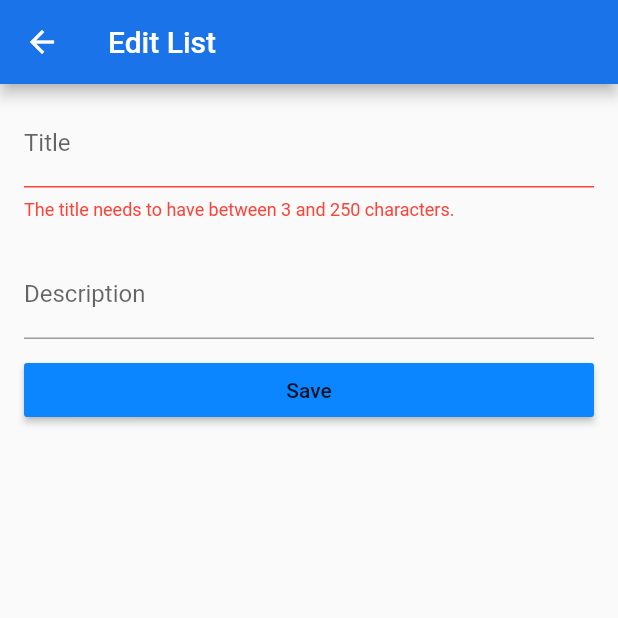
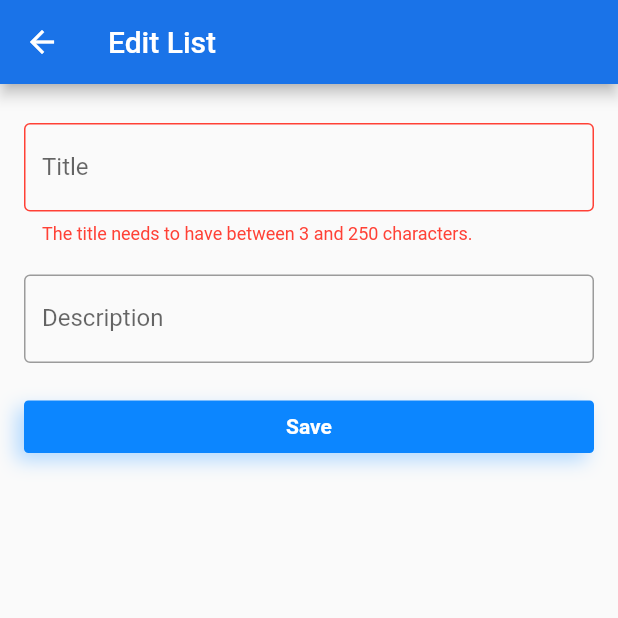
Before and after one commit to go-vikunja/app, a Flutter app: the ListEditPage screen opened directly with empty values, after a tap on "Save", on a phone screen of 412 x 824 dp, the top half of it. Run offline on Flutter 3.47's test engine with Material 2 defaults, Android fonts, the phone set to English and light mode, and no system bars; our stand-ins replace flutter_secure_storage; accounts and stored records are empty.

Commit message:
List edit design improvements (#27)

```diff
--- a/lib/pages/list_edit_page.dart
+++ b/lib/pages/list_edit_page.dart
@@ -1,6 +1,8 @@
 import 'package:flutter/material.dart';
 import 'package:vikunja_app/global.dart';
 import 'package:vikunja_app/models/list.dart';
+import 'package:vikunja_app/theme/button.dart';
+import 'package:vikunja_app/theme/buttonText.dart';
 
 class ListEditPage extends StatefulWidget {
   final TaskList list;
@@ -27,7 +29,7 @@ class _ListEditPageState extends State<ListEditPage> {
           child: Form(
             key: _formKey,
             child: ListView(
-                          padding: const EdgeInsets.symmetric(horizontal: 16.0),
+              padding: const EdgeInsets.all(16.0),
               children: <Widget>[
                 Padding(
                   padding: EdgeInsets.symmetric(vertical: 10.0),
@@ -43,7 +45,10 @@ class _ListEditPageState extends State<ListEditPage> {
                       return null;
                     },
                     decoration:
-                                    new InputDecoration(labelText: 'Title'),
+                      new InputDecoration(
+                        labelText: 'Title',
+                        border: OutlineInputBorder(),
+                      ),
                   ),
                 ),
                 Padding(
@@ -52,8 +57,7 @@ class _ListEditPageState extends State<ListEditPage> {
                     maxLines: null,
                     keyboardType: TextInputType.multiline,
                     initialValue: widget.list.description,
-                                onSaved: (description) =>
-                                    _description = description,
+                    onSaved: (description) => _description = description,
                     validator: (description) {
                       if (description.length > 1000) {
                         return 'The description can have a maximum of 1000 characters.';
@@ -61,32 +65,34 @@ class _ListEditPageState extends State<ListEditPage> {
                       return null;
                     },
                     decoration: new InputDecoration(
-                                    labelText: 'Description'),
+                      labelText: 'Description',
+                      border: OutlineInputBorder(),
+                    ),
                   ),
                 ),
                 Builder(
-                                builder: (context) => RaisedButton(
-                                      padding:
-                                          EdgeInsets.symmetric(vertical: 10.0),
-                                      onPressed: !_loading
-                                          ? () {
-                                              if (_formKey.currentState
-                                                  .validate()) {
-                                                Form.of(context)
-                                                    .save(); // Why does this not work?
+                  builder: (context) => Padding(
+                    padding: EdgeInsets.symmetric(vertical: 10.0),
+                    child: FancyButton(
+                      onPressed: !_loading ? () {
+                        if (_formKey.currentState.validate()) {
+                          Form.of(context).save();
                           _saveList(context);
-                                              } else {
-                                                print(
-                                                    "sdf"); // TODO: handle error
                         }
                       }
                       : null,
                       child: _loading
                         ? CircularProgressIndicator()
-                                          : Text('Save'),
-                                    )),
-                          ])),
-                )));
+                        : VikunjaButtonText('Save'),
+                        )
+                  )
+                ),
+              ]
+            ),
+          ),
+        ),
+      ),
+    );
   }
 
   _saveList(BuildContext context) async {
```
Lines whose indentation alone changed are shown as unchanged.
